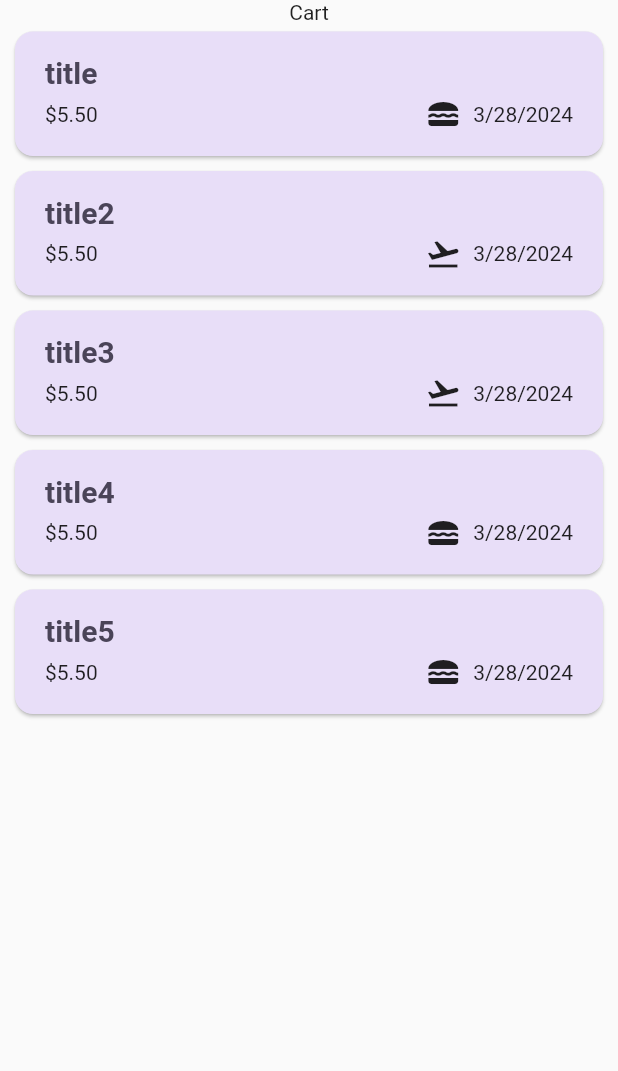
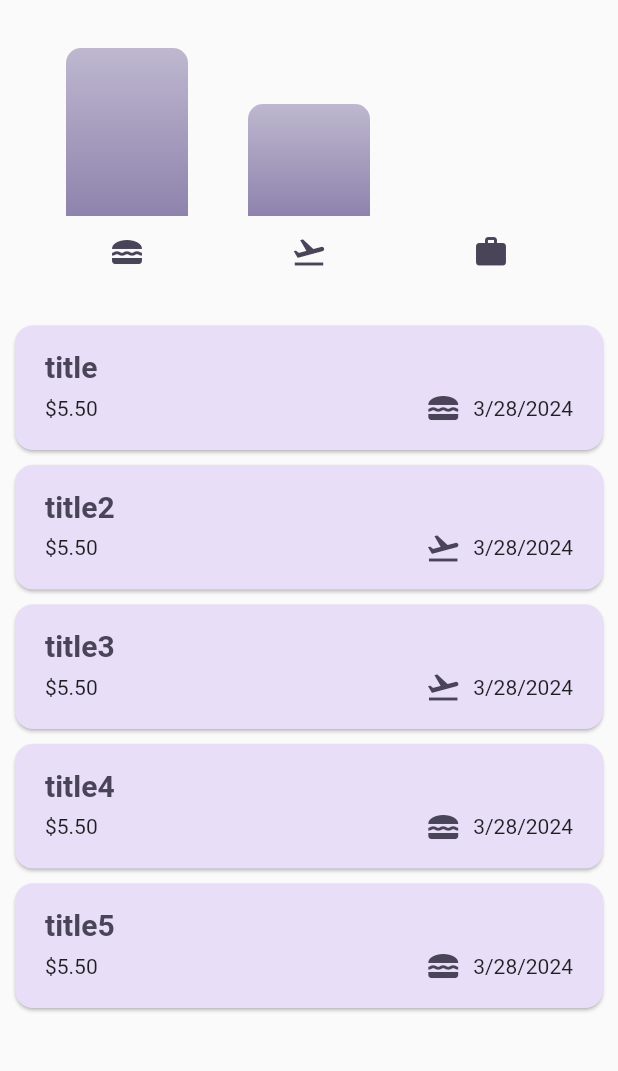
Before and after one commit to jayednahain/Expense-Tracker, a Flutter app: the screen it shows after launch, on a phone screen of 412 x 824 dp, the part 84-1155 px from its top. Run offline on Flutter 3.47's test engine with Material 2 defaults, Android fonts, the light colour scheme and no system bars; missing offline and left inert: dart:ffi.

Commit message:
131 Chart functionality added

```diff
--- a/lib/AppThemeData/CustomTheme.dart
+++ b/lib/AppThemeData/CustomTheme.dart
@@ -21,7 +21,8 @@ ThemeData CustomThemePrimary() {
         color: KcolorScheme.onSecondaryContainer,
       )
     ),
-    snackBarTheme:CustomSnackBarThemeData(ThemeProfile.primary)
+    snackBarTheme:CustomSnackBarThemeData(ThemeProfile.primary),
+    iconTheme: CustomIconThemeData(ThemeProfile.primary)
   );
 }
 
@@ -31,6 +32,7 @@ ThemeData CustomThemeDark(){
       colorScheme: KDarkColorSchema,
       cardTheme: CustomCardTheme(ThemeProfile.dark),
       elevatedButtonTheme: CustomElevatedButtonThemeData(ThemeProfile.dark),
-      snackBarTheme:CustomSnackBarThemeData(ThemeProfile.dark)
+      snackBarTheme:CustomSnackBarThemeData(ThemeProfile.dark),
+      iconTheme: CustomIconThemeData(ThemeProfile.dark)
   );
 }
--- a/lib/AppThemeData/CustomThemeComponents.dart
+++ b/lib/AppThemeData/CustomThemeComponents.dart
@@ -50,10 +50,6 @@ ElevatedButtonThemeData CustomElevatedButtonThemeData(ThemeProfile profile){
 }
 
 SnackBarThemeData CustomSnackBarThemeData(ThemeProfile profile){
-  // return SnackBarThemeData(
-  //   actionTextColor:
-  // )
-
   switch (profile) {
     case ThemeProfile.primary:
       return SnackBarThemeData(
@@ -70,3 +66,19 @@ SnackBarThemeData CustomSnackBarThemeData(ThemeProfile profile){
       );
   }
 }
+
+IconThemeData CustomIconThemeData(ThemeProfile profile){
+  switch (profile) {
+    case ThemeProfile.primary:
+      return IconThemeData(
+        color: KDarkColorSchema.secondaryContainer
+      );
+
+
+    case ThemeProfile.dark:
+      return IconThemeData(
+          color: KcolorScheme.secondaryContainer
+      );
+
+  }
+}
--- a/lib/Expenses.dart
+++ b/lib/Expenses.dart
@@ -1,5 +1,8 @@
+import 'dart:ffi';
+
 import 'package:expencetracker/ExpensesList.dart';
 import 'package:expencetracker/Widgets/AddNewExpenseWidget.dart';
+import 'package:expencetracker/Widgets/Chart/Chart.dart';
 import 'package:flutter/cupertino.dart';
 import 'package:flutter/material.dart';
 import 'Models/Enums.dart';
@@ -140,7 +143,7 @@ class _ExpensesState extends State<Expenses> {
       ),
       body: Column(
         children:  [
-          Text("Cart"),
+          Chart(expenseList: _RegisteredExpenseList),
           Expanded(
               child: mainContainer
           )
--- a/lib/Widgets/Chart/Chart.dart
+++ b/lib/Widgets/Chart/Chart.dart
@@ -0,0 +1,94 @@
+import 'package:expencetracker/Models/Enums.dart';
+import 'package:expencetracker/Widgets/Chart/ChartBar.dart';
+import 'package:flutter/material.dart';
+import 'package:expencetracker/Models/ExpenseCategoryModel.dart';
+import 'package:expencetracker/Models/ExpenseModal.dart';
+
+class Chart extends StatelessWidget {
+  const Chart({super.key, required this.expenseList});
+
+  final List<ExpenseModal> expenseList;
+
+  List<ExpenseCategoryModel> get categories {
+    return [
+      ExpenseCategoryModel.forCategory(expenseList, ExpenseCategory.food),
+      ExpenseCategoryModel.forCategory(expenseList, ExpenseCategory.travel),
+      ExpenseCategoryModel.forCategory(expenseList, ExpenseCategory.work)
+    ];
+  }
+
+  double get maxTotalExpense {
+    double maxTotalExpense = 0;
+
+    for (final bucket in categories) {
+      if (bucket.totalExpense > maxTotalExpense) {
+        maxTotalExpense = bucket.totalExpense;
+      }
+    }
+    return maxTotalExpense;
+  }
+
+  // List<Widget> generateChartBar(){
+  //   return [
+  //     for (final category in categories)
+  //       ChartBar(
+  //           fill:category.totalExpense == 0 ? 0
+  //               : category.totalExpense/maxTotalExpense
+  //       )
+  //   ];
+  // }
+
+  Widget _renderChartBar(){
+    return Expanded(
+      child: Row(
+        crossAxisAlignment: CrossAxisAlignment.end,
+        children:  [
+          for (final category in categories)
+            ChartBar(
+                fill:category.totalExpense == 0 ? 0
+                    : category.totalExpense/maxTotalExpense
+            )
+        ],
+      ),
+    );
+  }
+
+  Widget _renderCategoryLogo(){
+    return Row(
+      children: categories.map((category) =>
+          Expanded(
+              child: Padding(
+                padding: const EdgeInsets.symmetric(horizontal: 4),
+                child: Icon(
+                  ExpenseCategoryIcon[category.expenseCategory],
+                ),
+              )
+          )
+      ).toList(),
+    );
+  }
+
+  @override
+  Widget build(BuildContext context) {
+    return Container(
+      margin: EdgeInsets.all(16),
+      padding: const EdgeInsets.symmetric(
+        vertical: 16,
+        horizontal: 8
+      ),
+      width:double.infinity,
+      height: 180,
+      decoration: BoxDecoration(
+          borderRadius: BorderRadius.circular(8)
+      ),
+      child: Column(
+        children: [
+          _renderChartBar(),
+          const SizedBox(height: 12),
+          _renderCategoryLogo()
+        ],
+      ),
+
+    );
+  }
+}
--- /dev/null
+++ b/lib/Widgets/Chart/ChartBar.dart
@@ -0,0 +1,39 @@
+import 'package:flutter/material.dart';
+
+class ChartBar extends StatelessWidget {
+  const ChartBar({super.key,required this.fill});
+
+  final double fill;
+
+  @override
+  Widget build(BuildContext context) {
+
+    final isDarkMode = MediaQuery.of(context).platformBrightness == Brightness.dark;
+    return Expanded(
+        child: Container(
+          margin: const EdgeInsets.symmetric(horizontal: 20),
+          child: FractionallySizedBox(
+            heightFactor: fill,
+            child: DecoratedBox(
+              decoration: BoxDecoration(
+                gradient: LinearGradient(
+                  colors: [
+                    Theme.of(context).colorScheme.primary.withOpacity(0.9),
+                    Theme.of(context).colorScheme.primary.withOpacity(0.5)
+                  ],
+                  begin: Alignment.bottomCenter,
+                  end: Alignment.topCenter
+                ),
+                borderRadius: const BorderRadius.vertical(
+                    top: Radius.circular(10)),
+                shape: BoxShape.rectangle,
+                color:
+                isDarkMode ? Theme.of(context).colorScheme.secondary :
+                Theme.of(context).colorScheme.onPrimaryContainer.withOpacity(0.8)
+              ),
+            ),
+          ),
+        )
+    );
+  }
+}
```
Also changed, not shown: 1 other file.
